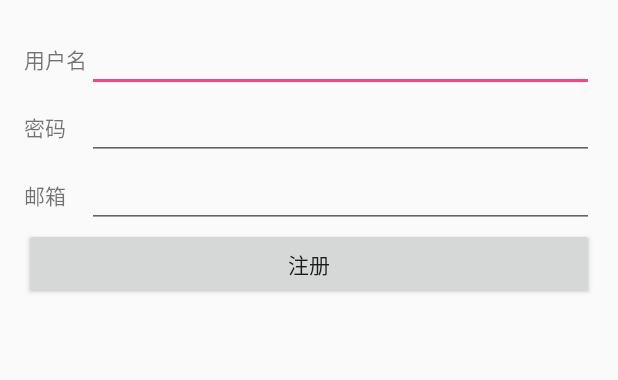
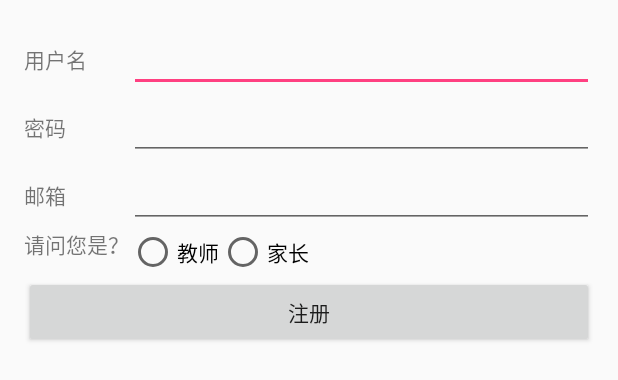
Before and after one commit to amazingye/DeerTutor, an Android app: the layout activity_register.xml on its own in the app's theme, with its tools: preview values and no code run, on a phone screen of 412 x 824 dp. Shown: the top 380 px of the screen. Run offline under Robolectric (Android 15) with nearby library versions, the phone set to English and light mode, and no system bars.

Commit message:
register activity bug fixed

```diff
--- a/app/src/main/java/com/ye/deertutor/Fragments/MineFragment.java
+++ b/app/src/main/java/com/ye/deertutor/Fragments/MineFragment.java
@@ -27,7 +27,7 @@ public class MineFragment extends Fragment implements View.OnClickListener{
     private LinearLayout toUserLayout;
     private TextView userNameShowText;
     private RelativeLayout logoutLayout;
-    DeerUser currentUser;
+    public DeerUser currentUser;
 
     public MineFragment() {
         // Required empty public constructor
@@ -57,6 +57,7 @@ public class MineFragment extends Fragment implements View.OnClickListener{
                     Intent toLoginIntent = new Intent(getActivity(),LoginActivity.class);
                     startActivity(toLoginIntent);
                 }
+
                 break;
             case R.id.logoutlayout:
                 currentUser = BmobUser.getCurrentUser(DeerUser.class);
@@ -73,7 +74,7 @@ public class MineFragment extends Fragment implements View.OnClickListener{
         logoutLayout = (RelativeLayout) getActivity().findViewById(R.id.logoutlayout);
         currentUser = BmobUser.getCurrentUser(DeerUser.class);
         if(currentUser != null){
-            userNameShowText.setText(currentUser.getUsername().toString());
+            userNameShowText.setText(currentUser.getUsername());
         }
     }
 }
--- a/app/src/main/java/com/ye/deertutor/models/DeerUser.java
+++ b/app/src/main/java/com/ye/deertutor/models/DeerUser.java
@@ -3,9 +3,7 @@ package com.ye.deertutor.models;
 import cn.bmob.v3.BmobUser;
 import cn.bmob.v3.datatype.BmobFile;
 
-/**
- * Created by X1 Carbon on 2017/1/27.
- */
+
 
 public class DeerUser extends BmobUser{
     private String sex;
@@ -25,7 +23,6 @@ public class DeerUser extends BmobUser{
     }
 
 
-
     public void setSex(String sex){
         this.sex = sex;
     }
--- a/app/src/main/java/com/ye/deertutor/models/Parent.java
+++ b/app/src/main/java/com/ye/deertutor/models/Parent.java
@@ -7,16 +7,16 @@ import cn.bmob.v3.BmobObject;
  */
 
 public class Parent extends BmobObject {
-    private String userId;
+    private DeerUser userId;
     private String sex;
     private String city;
     private String grade;
 
-    public String getUserId(){
+    public DeerUser getUserId(){
         return userId;
     }
 
-    public void setUserId(String userId){
+    public void setUserId(DeerUser userId){
         this.userId = userId;
     }
 
--- a/app/src/main/res/layout/activity_login.xml
+++ b/app/src/main/res/layout/activity_login.xml
@@ -30,6 +30,8 @@
             android:id="@+id/pswdinput" />
     </TableRow>
 
+
+
     <TableRow>
         <Button
             android:id="@+id/loginbutton"
--- a/app/src/main/res/layout/activity_register.xml
+++ b/app/src/main/res/layout/activity_register.xml
@@ -44,6 +44,26 @@
     </TableRow>
 
     <TableRow>
+        <TextView
+            android:layout_height="wrap_content"
+            android:text="请问您是？" />
+
+        <RadioGroup
+            android:id="@+id/typerg"
+            android:orientation="horizontal"
+            android:layout_width="fill_parent"
+            android:layout_height="wrap_content">
+            <RadioButton
+                android:id="@+id/teacherrb"
+                android:text="教师"/>
+            <RadioButton
+                android:id="@+id/parentrb"
+                android:text="家长"/>
+
+        </RadioGroup>
+    </TableRow>
+
+    <TableRow>
         <Button
             android:id="@+id/registerbutton"
             android:text="注册"
```
Also changed, not shown: app/src/main/java/com/ye/deertutor/Activities/RegisterActivity.java (+102 -11 lines), app/src/main/java/com/ye/deertutor/models/Teacher.java (+10 -6 lines).
